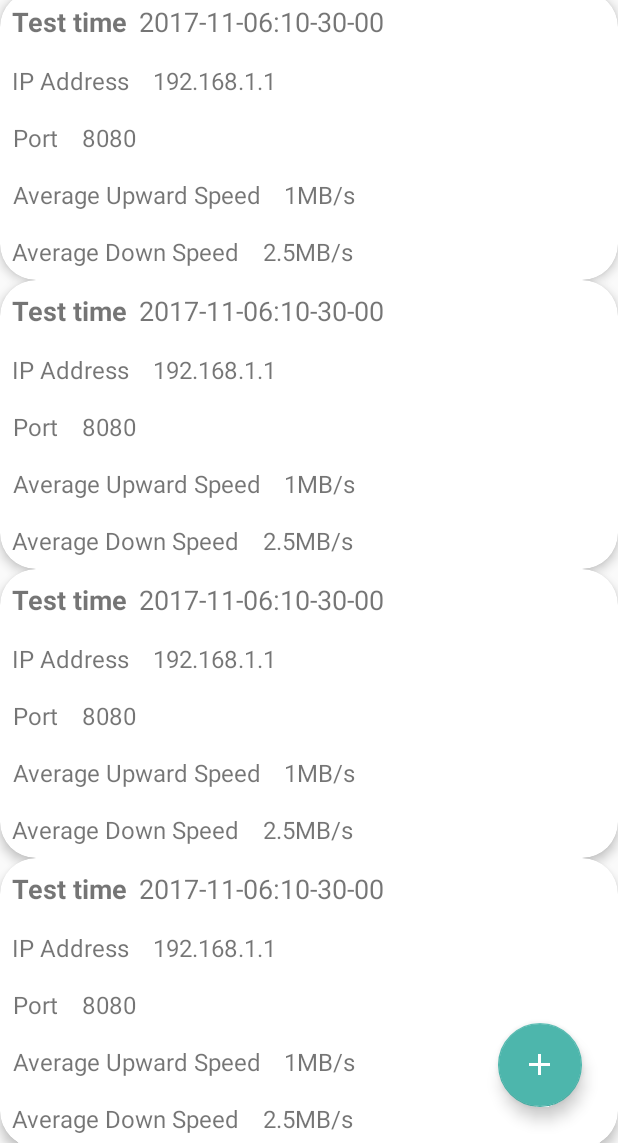
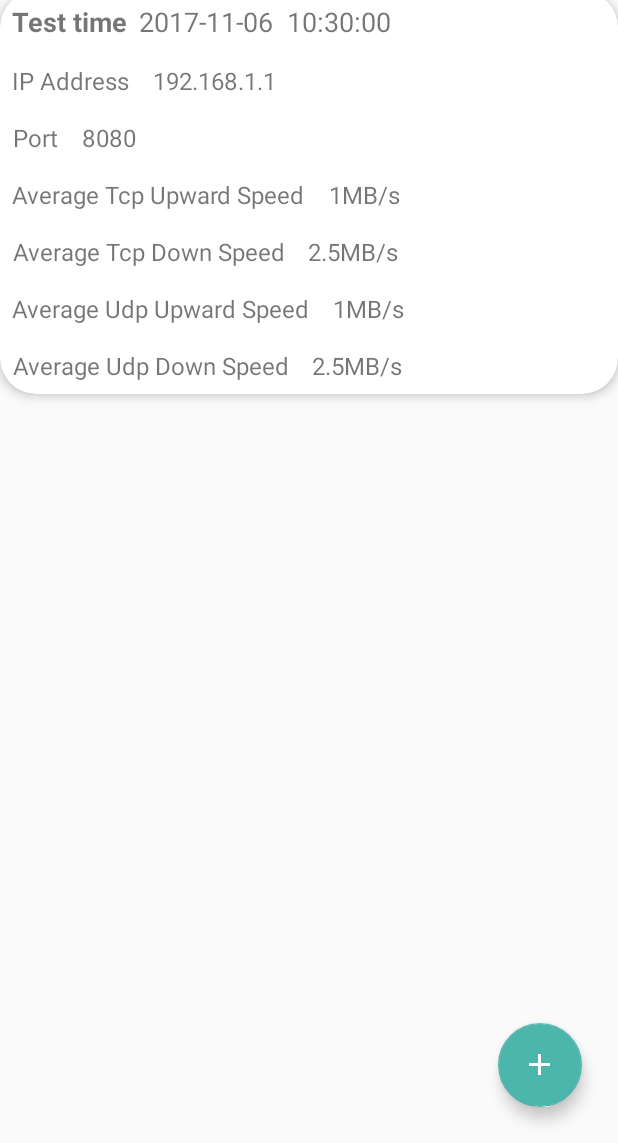
Before and after one commit to teacherMa/ApSpeedKit, an Android app: the screen it shows after launch (MainActivity), on a phone screen of 412 x 824 dp, the part 93-1236 px from its top. Run offline under Robolectric (Android 15) with nearby library versions, the phone set to English and light mode, and no system bars; our stand-ins replace ButterKnife; libraries missing offline, so code that uses them is left out: io.realm.

Commit message:
back up for two socket

```diff
--- a/app/src/main/java/com/example/teacherma/apspeedtest/custom/model_help/TestSpeedThread.java
+++ b/app/src/main/java/com/example/teacherma/apspeedtest/custom/model_help/TestSpeedThread.java
@@ -1,4 +1,6 @@
 package com.example.teacherma.apspeedtest.custom.model_help;
+
+import android.util.Log;
 
 import com.example.teacherma.apspeedtest.model.bean.TestResult;
 import com.example.teacherma.apspeedtest.utils.BaseUtil;
@@ -12,6 +14,8 @@ import java.net.Socket;
  */
 
 public class TestSpeedThread extends Thread {
+    private static final String TAG = "TestSpeedThread";
+
     private static final int UPWARD_TIME = 1000;
     private static final int BUFF_SIZE = 1024;
     private CallbackHandler mCallbackHandler;
@@ -35,18 +39,22 @@ public class TestSpeedThread extends Thread {
             while (System.currentTimeMillis() - startTime <= UPWARD_TIME) {
                 outputStream.write(buffer);
             }
-            outputStream.write(new byte[1]);
+            sleep(UPWARD_TIME);
+            socket.shutdownOutput();
+            Log.e(TAG, "run: send complete");
             byte[] serverSize = new byte[4];
             if (inputStream.read(serverSize) == -1) {
                 mCallbackHandler.obtainFailMessage().sendToTarget();
                 return;
             }
             int serverTotalRevSize = BaseUtil.ByteArrayToInt(serverSize);
+            Log.e(TAG, "run: send " + serverTotalRevSize);
             int clientTotalRevSize = 0;
             int onceRevSize;
             while ((onceRevSize = inputStream.read(buffer)) != -1) {
                 clientTotalRevSize += onceRevSize;
             }
+            Log.e(TAG, "run: rec " + clientTotalRevSize);
             TestResult result = new TestResult(Integer.toString(serverTotalRevSize),
                     Integer.toString(clientTotalRevSize));
             mCallbackHandler.obtainTestResultMessage(result).sendToTarget();
--- a/app/src/main/java/com/example/teacherma/apspeedtest/future/main/MainVH.java
+++ b/app/src/main/java/com/example/teacherma/apspeedtest/future/main/MainVH.java
@@ -13,16 +13,21 @@ import butterknife.BindView;
 
 public class MainVH extends BaseViewHolder<TestResult> {
 
+
     @BindView(R.id.time_value)
     TextView mTimeValue;
     @BindView(R.id.ip_value)
     TextView mIpValue;
     @BindView(R.id.port_value)
     TextView mPortValue;
-    @BindView(R.id.upward_value)
-    TextView mUpwardValue;
-    @BindView(R.id.down_value)
-    TextView mDownValue;
+    @BindView(R.id.tcp_upward_value)
+    TextView mTcpUpwardValue;
+    @BindView(R.id.tcp_down_value)
+    TextView mTcpDownValue;
+    @BindView(R.id.udp_upward_value)
+    TextView mUdpUpwardValue;
+    @BindView(R.id.udp_down_value)
+    TextView mUdpDownValue;
 
     public MainVH(Context context, ViewGroup root) {
         super(context, root, R.layout.history_item);
@@ -33,7 +38,9 @@ public class MainVH extends BaseViewHolder<TestResult> {
         mTimeValue.setText(itemValue.getTime());
         mIpValue.setText(itemValue.getIp());
         mPortValue.setText(itemValue.getPort());
-        mUpwardValue.setText(itemValue.getTcpUpwardSpeed());
-        mDownValue.setText(itemValue.getTcpDownSpeed());
+        mTcpUpwardValue.setText(itemValue.getTcpUpwardSpeed());
+        mTcpDownValue.setText(itemValue.getTcpDownSpeed());
+        mUdpUpwardValue.setText(itemValue.getUdpUpwardSpeed());
+        mUdpDownValue.setText(itemValue.getUdpDownSpeed());
     }
 }
--- a/app/src/main/java/com/example/teacherma/apspeedtest/model/bean/TestResult.java
+++ b/app/src/main/java/com/example/teacherma/apspeedtest/model/bean/TestResult.java
@@ -27,9 +27,12 @@ public class TestResult extends RealmObject {
         mPort = "8080";
         mTcpUpwardSpeed = "1MB/s";
         mTcpDownSpeed = "2.5MB/s";
+        mUdpDownSpeed = "2.5MB/s";
+        mUdpUpwardSpeed = "1MB/s";
     }
 
     public TestResult(String tcpUpwardSpeed, String tcpDownSpeed) {
+        mTime = (String) DateFormat.format(Constants.DATE_TO_STRING_FORMAT, new Date());
         mTcpUpwardSpeed = tcpUpwardSpeed;
         mTcpDownSpeed = tcpDownSpeed;
     }
--- a/app/src/main/java/com/example/teacherma/apspeedtest/model/local/MainLocalDS.java
+++ b/app/src/main/java/com/example/teacherma/apspeedtest/model/local/MainLocalDS.java
@@ -24,7 +24,7 @@ public class MainLocalDS implements MainDataSource {
     @Override
     public void getTestHistory(OnResultCallback<List<TestResult>> callback) {
         ArrayList<TestResult> results = new ArrayList<>();
-        for (int i = 0; i < 20; i++) {
+        for (int i = 0; i < 1; i++) {
             results.add(new TestResult());
         }
         callback.onSuccess(results, Constants.ResultCode.LOCAL);
--- a/app/src/main/java/com/example/teacherma/apspeedtest/utils/BaseUtil.java
+++ b/app/src/main/java/com/example/teacherma/apspeedtest/utils/BaseUtil.java
@@ -128,7 +128,15 @@ public class BaseUtil {
     }
 
     public static int ByteArrayToInt(byte res[]) throws Exception {
-        return (res[0] & 0xff) | ((res[1] << 8) & 0xff00)
-                | ((res[2] << 24) >>> 8) | (res[3] << 24);
+        int convertedInteger = 0;
+        for(int i = 0; i < res.length; i++){
+            byte curValue = res[i];
+            long shiftedValue = curValue << (i * 8);
+            long mask = 0xFF << (i * 8);
+            long maskedShiftedValue = shiftedValue & mask;
+            convertedInteger |= maskedShiftedValue;
+        }
+
+        return convertedInteger;
     }
 }
--- a/app/src/main/java/com/example/teacherma/apspeedtest/utils/Constants.java
+++ b/app/src/main/java/com/example/teacherma/apspeedtest/utils/Constants.java
@@ -8,7 +8,7 @@ package com.example.teacherma.apspeedtest.utils;
 public class Constants {
 
     public static String BASE_URL = "";
-    public static final String DATE_TO_STRING_FORMAT = "yyyy-MM-dd:hh-mm-ss";
+    public static final String DATE_TO_STRING_FORMAT = "yyyy-MM-dd  hh:mm:ss";
     public static final String DOT = ".";
 
     public interface PortFilter {
--- a/app/src/main/res/layout/history_item.xml
+++ b/app/src/main/res/layout/history_item.xml
@@ -90,48 +90,97 @@
 
 
         <RelativeLayout
-            android:id="@+id/speed"
+            android:id="@+id/tcp_speed"
             android:layout_width="wrap_content"
             android:layout_height="wrap_content"
             android:layout_below="@id/service">
 
             <TextView
-                android:id="@+id/upward_speed"
+                android:id="@+id/tcp_upward_speed"
                 android:layout_width="wrap_content"
                 android:layout_height="wrap_content"
                 android:layout_margin="8dp"
                 android:gravity="center"
-                android:text="@string/average_upward_speed"
+                android:text="@string/average_tcp_upward_speed"
                 android:textSize="16sp"/>
 
             <TextView
-                android:id="@+id/upward_value"
+                android:id="@+id/tcp_upward_value"
                 android:layout_width="wrap_content"
                 android:layout_height="wrap_content"
                 android:layout_margin="8dp"
-                android:layout_toEndOf="@id/upward_speed"
-                android:layout_toRightOf="@id/upward_speed"
+                android:layout_toEndOf="@id/tcp_upward_speed"
+                android:layout_toRightOf="@id/tcp_upward_speed"
                 android:gravity="center"
                 android:textSize="16sp"/>
 
             <TextView
-                android:id="@+id/down_speed"
+                android:id="@+id/tcp_down_speed"
                 android:layout_width="wrap_content"
                 android:layout_height="wrap_content"
-                android:layout_below="@id/upward_speed"
+                android:layout_below="@id/tcp_upward_speed"
                 android:layout_margin="8dp"
                 android:gravity="center"
-                android:text="@string/average_down_speed"
+                android:text="@string/average_tcp_down_speed"
                 android:textSize="16sp"/>
 
             <TextView
-                android:id="@+id/down_value"
+                android:id="@+id/tcp_down_value"
                 android:layout_width="wrap_content"
                 android:layout_height="wrap_content"
-                android:layout_below="@id/upward_speed"
+                android:layout_below="@id/tcp_upward_speed"
                 android:layout_margin="8dp"
-                android:layout_toEndOf="@id/down_speed"
-                android:layout_toRightOf="@id/down_speed"
+                android:layout_toEndOf="@id/tcp_down_speed"
+                android:layout_toRightOf="@id/tcp_down_speed"
+                android:gravity="center"
+                android:textSize="16sp"/>
+
+
+        </RelativeLayout>
+
+        <RelativeLayout
+            android:id="@+id/udp_speed"
+            android:layout_width="wrap_content"
+            android:layout_height="wrap_content"
+            android:layout_below="@id/tcp_speed">
+
+            <TextView
+                android:id="@+id/udp_upward_speed"
+                android:layout_width="wrap_content"
+                android:layout_height="wrap_content"
+                android:layout_margin="8dp"
+                android:gravity="center"
+                android:text="@string/average_udp_upward_speed"
+                android:textSize="16sp"/>
+
+            <TextView
+                android:id="@+id/udp_upward_value"
+                android:layout_width="wrap_content"
+                android:layout_height="wrap_content"
+                android:layout_margin="8dp"
+                android:layout_toEndOf="@id/udp_upward_speed"
+                android:layout_toRightOf="@id/udp_upward_speed"
+                android:gravity="center"
+                android:textSize="16sp"/>
+
+            <TextView
+                android:id="@+id/udp_down_speed"
+                android:layout_width="wrap_content"
+                android:layout_height="wrap_content"
+                android:layout_below="@id/udp_upward_speed"
+                android:layout_margin="8dp"
+                android:gravity="center"
+                android:text="@string/average_udp_down_speed"
+                android:textSize="16sp"/>
+
+            <TextView
+                android:id="@+id/udp_down_value"
+                android:layout_width="wrap_content"
+                android:layout_height="wrap_content"
+                android:layout_below="@id/udp_upward_speed"
+                android:layout_margin="8dp"
+                android:layout_toEndOf="@id/udp_down_speed"
+                android:layout_toRightOf="@id/udp_down_speed"
                 android:gravity="center"
                 android:textSize="16sp"/>
 
--- a/app/src/main/res/values/strings.xml
+++ b/app/src/main/res/values/strings.xml
@@ -10,8 +10,10 @@
 
     <string name="history_result">History records</string>
     <string name="test_time">Test time</string>
-    <string name="average_upward_speed">Average Upward Speed</string>
-    <string name="average_down_speed">Average Down Speed</string>
+    <string name="average_tcp_upward_speed">Average Tcp Upward Speed</string>
+    <string name="average_tcp_down_speed">Average Tcp Down Speed</string>
+    <string name="average_udp_upward_speed">Average Udp Upward Speed</string>
+    <string name="average_udp_down_speed">Average Udp Down Speed</string>
     <string name="ip_address">IP Address</string>
     <string name="port">Port</string>
 
```
